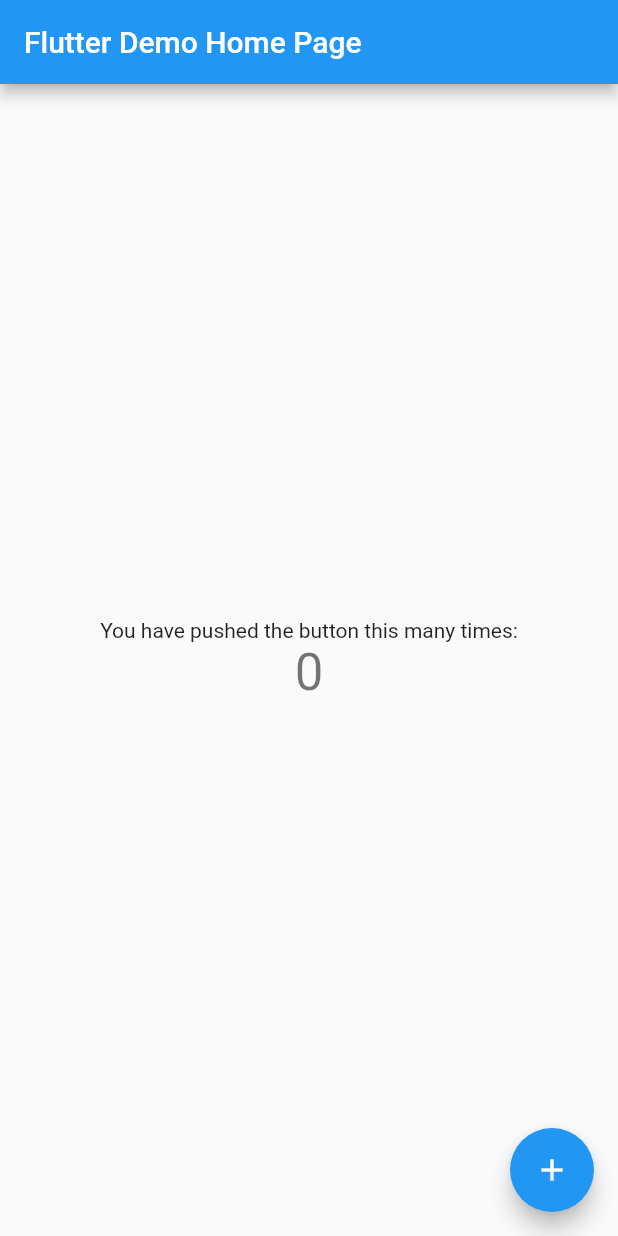
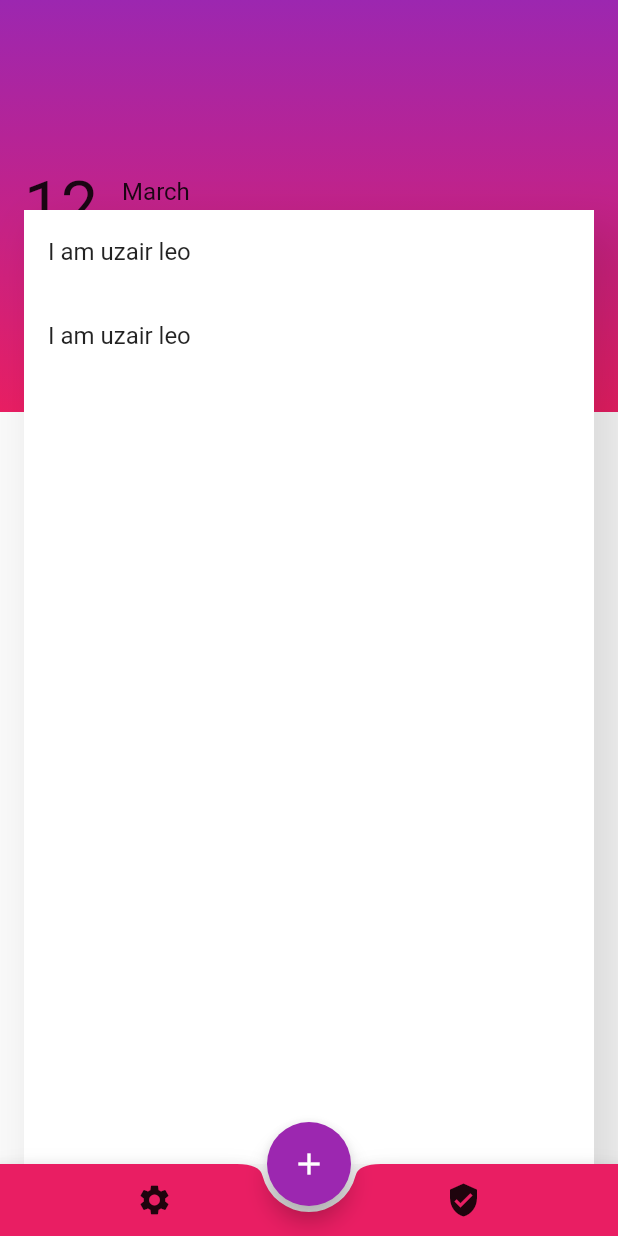
Before and after one commit to uzairleo/Flutter_TaskList-anotherSmartApproach-, a Flutter app: the screen it shows after launch, on a phone screen of 412 x 824 dp. Run offline on Flutter 3.47's test engine with Material 2 defaults, Android fonts, the phone set to English and light mode, and no system bars.

Commit message:
initial ui built

```diff
--- a/lib/main.dart
+++ b/lib/main.dart
@@ -1,111 +1,106 @@
 import 'package:flutter/material.dart';
 
-void main() => runApp(MyApp());
+void main()
+{
+  runApp(new MyTodo());
+}
 
-class MyApp extends StatelessWidget {
-  // This widget is the root of your application.
+class MyTodo extends StatelessWidget {
   @override
   Widget build(BuildContext context) {
     return MaterialApp(
-      title: 'Flutter Demo',
-      theme: ThemeData(
-        // This is the theme of your application.
-        //
-        // Try running your application with "flutter run". You'll see the
-        // application has a blue toolbar. Then, without quitting the app, try
-        // changing the primarySwatch below to Colors.green and then invoke
-        // "hot reload" (press "r" in the console where you ran "flutter run",
-        // or simply save your changes to "hot reload" in a Flutter IDE).
-        // Notice that the counter didn't reset back to zero; the application
-        // is not restarted.
-        primarySwatch: Colors.blue,
-      ),
-      home: MyHomePage(title: 'Flutter Demo Home Page'),
+      title: 'Task_Keeper',
+      home: TaskKeeper(),
     );
   }
 }
-
-class MyHomePage extends StatefulWidget {
-  MyHomePage({Key key, this.title}) : super(key: key);
-
-  // This widget is the home page of your application. It is stateful, meaning
-  // that it has a State object (defined below) that contains fields that affect
-  // how it looks.
-
-  // This class is the configuration for the state. It holds the values (in this
-  // case the title) provided by the parent (in this case the App widget) and
-  // used by the build method of the State. Fields in a Widget subclass are
-  // always marked "final".
-
-  final String title;
-
+class TaskKeeper extends StatefulWidget {
   @override
-  _MyHomePageState createState() => _MyHomePageState();
+  _TaskKeeperState createState() => _TaskKeeperState();
 }
 
-class _MyHomePageState extends State<MyHomePage> {
-  int _counter = 0;
-
-  void _incrementCounter() {
-    setState(() {
-      // This call to setState tells the Flutter framework that something has
-      // changed in this State, which causes it to rerun the build method below
-      // so that the display can reflect the updated values. If we changed
-      // _counter without calling setState(), then the build method would not be
-      // called again, and so nothing would appear to happen.
-      _counter++;
-    });
-  }
-
+class _TaskKeeperState extends State<TaskKeeper> {
   @override
   Widget build(BuildContext context) {
-    // This method is rerun every time setState is called, for instance as done
-    // by the _incrementCounter method above.
-    //
-    // The Flutter framework has been optimized to make rerunning build methods
-    // fast, so that you can just rebuild anything that needs updating rather
-    // than having to individually change instances of widgets.
     return Scaffold(
-      appBar: AppBar(
-        // Here we take the value from the MyHomePage object that was created by
-        // the App.build method, and use it to set our appbar title.
-        title: Text(widget.title),
-      ),
-      body: Center(
-        // Center is a layout widget. It takes a single child and positions it
-        // in the middle of the parent.
-        child: Column(
-          // Column is also a layout widget. It takes a list of children and
-          // arranges them vertically. By default, it sizes itself to fit its
-          // children horizontally, and tries to be as tall as its parent.
-          //
-          // Invoke "debug painting" (press "p" in the console, choose the
-          // "Toggle Debug Paint" action from the Flutter Inspector in Android
-          // Studio, or the "Toggle Debug Paint" command in Visual Studio Code)
-          // to see the wireframe for each widget.
-          //
-          // Column has various properties to control how it sizes itself and
-          // how it positions its children. Here we use mainAxisAlignment to
-          // center the children vertically; the main axis here is the vertical
-          // axis because Columns are vertical (the cross axis would be
-          // horizontal).
-          mainAxisAlignment: MainAxisAlignment.center,
+      floatingActionButton: FloatingActionButton(
+        backgroundColor: Colors.purple,
+        onPressed: (){
+
+        },
+        child: Icon(Icons.add),),
+        floatingActionButtonLocation: FloatingActionButtonLocation.centerDocked,
+      bottomNavigationBar: BottomAppBar(
+        color: Colors.pink,
+        shape: CircularNotchedRectangle(),
+        child: Row(
+          mainAxisAlignment: MainAxisAlignment.spaceAround,
           children: <Widget>[
-            Text(
-              'You have pushed the button this many times:',
-            ),
-            Text(
-              '$_counter',
-              style: Theme.of(context).textTheme.display1,
-            ),
+                IconButton(icon: Icon(Icons.settings), onPressed: (){}),
+                IconButton(icon: Icon(Icons.verified_user), onPressed: (){}),
+
           ],
         ),
       ),
-      floatingActionButton: FloatingActionButton(
-        onPressed: _incrementCounter,
-        tooltip: 'Increment',
-        child: Icon(Icons.add),
-      ), // This trailing comma makes auto-formatting nicer for build methods.
+      body: buildDashBoard(),
+    );
+  }
+  Widget buildDashBoard()
+  {
+    return Container(
+      width: MediaQuery.of(context).size.width,
+      height: MediaQuery.of(context).size.height,
+      child: Stack(
+          children: <Widget>[
+            Container(
+              height: MediaQuery.of(context).size.height/3,
+              decoration: BoxDecoration(
+                gradient: LinearGradient(
+                  colors: [Colors.pink,Colors.purple],
+                  begin: Alignment.bottomLeft,
+                  end: Alignment(-1.0,-1.0),
+                ),
+              ),
+              child: Align(
+                alignment:Alignment.centerLeft,
+                child:ListTile(
+                  leading:Text("12",style: TextStyle(fontSize:44),),
+                  title:Text("March"),
+                  subtitle:Text("2020"),
+                ),
+              ),
+            ),
+            Positioned(
+              top: 140,
+              left: 16.0,
+              right: 16.0,
+              child: Container(
+                decoration: BoxDecoration(
+                  color: Colors.white,
+                  boxShadow:[
+                     BoxShadow(
+                       color: Colors.black12,
+                       blurRadius: 25.0, // soften the shadow
+                       spreadRadius: 5.0, //extend the shadow
+                       offset: Offset(
+                         15.0, // Move to right 10  horizontally
+                         15.0, // Move to bottom 10 Vertically
+                        ),
+                        )
+                  ],
+                ) ,
+                height:MediaQuery.of(context).size.height,
+              child: ListView.builder(
+                itemCount: 2,
+                itemBuilder: (context,index)
+                {
+                  return ListTile(title: Text("I am uzair leo"),);
+                }),
+              )
+              ),
+
+          ],
+      ),
     );
   }
 }
```
Also changed, not shown: 1 other file.
